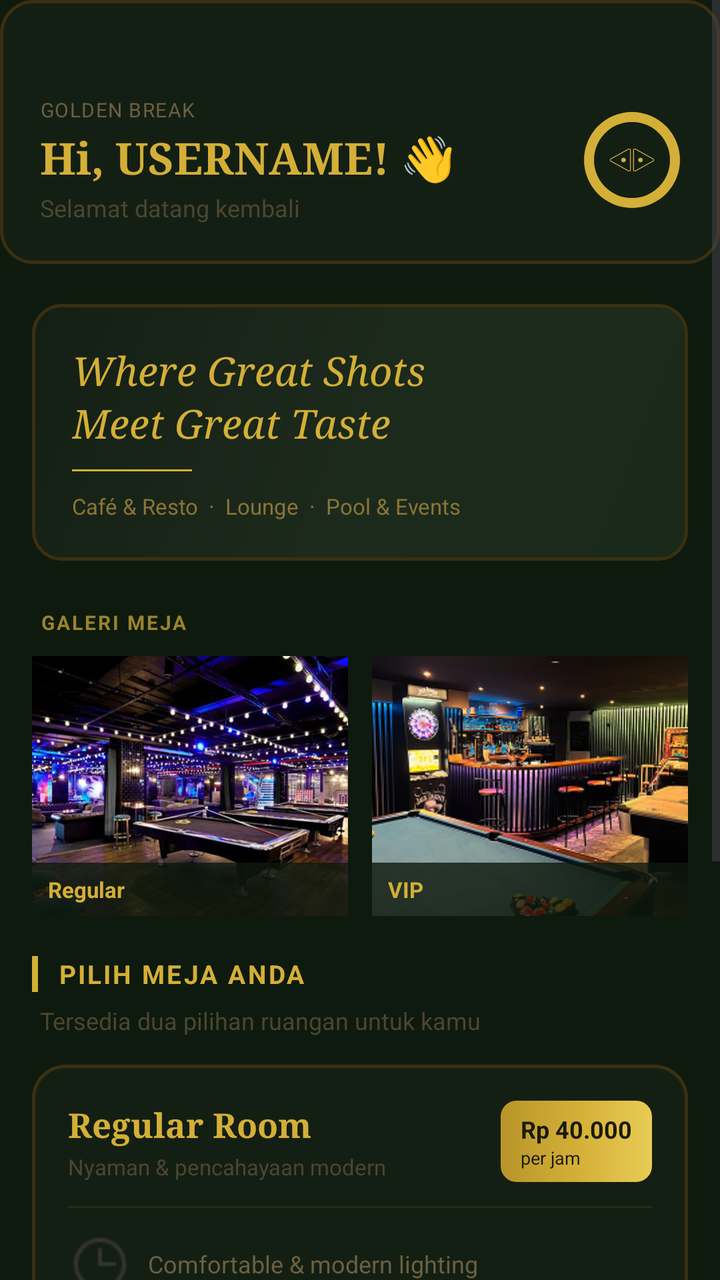
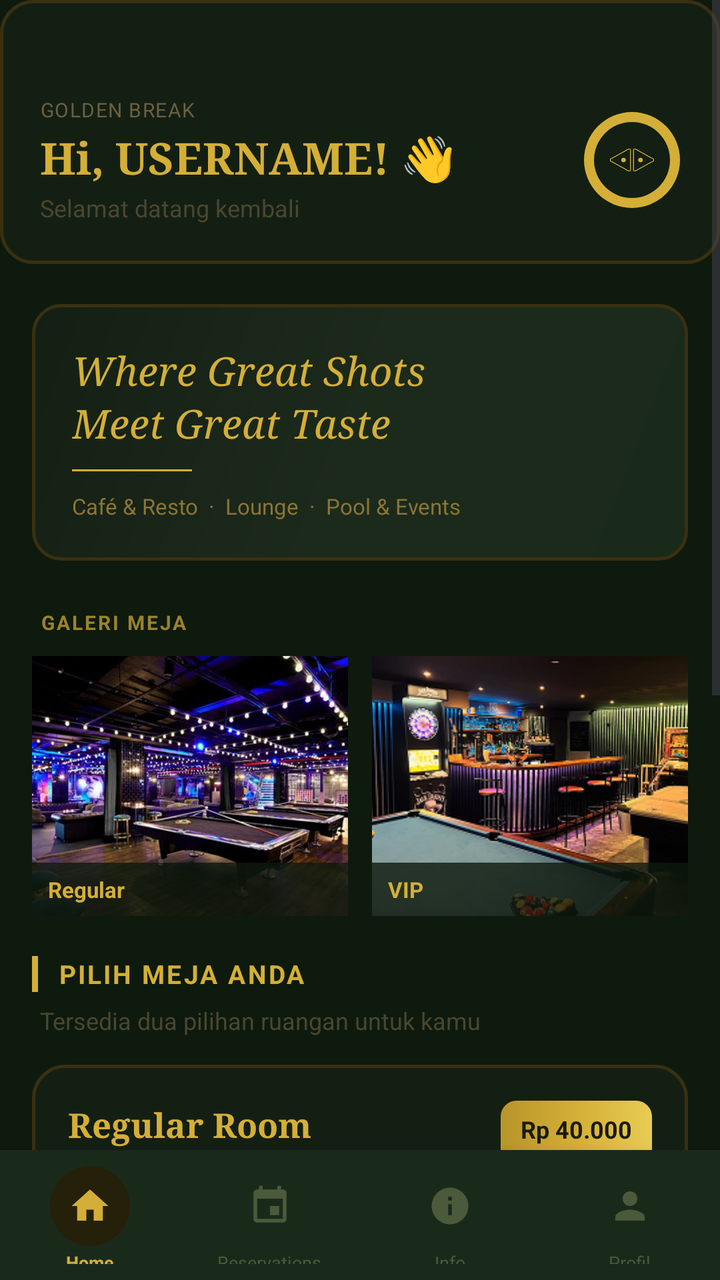

An Android layout rendered at two revisions. The XML below is the earlier revision; the diff shows what the commit changed to produce the second picture.
<!-- AndroidManifest.xml: application theme Theme.GoldenBreak -->
<!-- res/layout/activity_home.xml -->
<?xml version="1.0" encoding="utf-8"?>
<ScrollView xmlns:android="http://schemas.android.com/apk/res/android"
    xmlns:app="http://schemas.android.com/apk/res-auto"
    xmlns:tools="http://schemas.android.com/tools"
    android:layout_width="match_parent"
    android:layout_height="match_parent"
    android:background="#0E1A0E"
    android:fillViewport="true">

    <LinearLayout
        android:layout_width="match_parent"
        android:layout_height="wrap_content"
        android:orientation="vertical"
        android:paddingBottom="40dp">

        
        <LinearLayout
            android:layout_width="match_parent"
            android:layout_height="wrap_content"
            android:background="@drawable/bg_form_card"
            android:gravity="center_vertical"
            android:orientation="horizontal"
            android:paddingStart="20dp"
            android:paddingTop="48dp"
            android:paddingEnd="20dp"
            android:paddingBottom="20dp">

            
            <LinearLayout
                android:layout_width="0dp"
                android:layout_height="wrap_content"
                android:layout_weight="1"
                android:orientation="vertical">

                <TextView
                    android:layout_width="wrap_content"
                    android:layout_height="wrap_content"
                    android:letterSpacing="0.05"
                    android:text="GOLDEN BREAK"
                    android:textColor="#6B6040"
                    android:textSize="10sp" />

                <TextView
                    android:id="@+id/textView4"
                    android:layout_width="wrap_content"
                    android:layout_height="wrap_content"
                    android:layout_marginTop="2dp"
                    android:fontFamily="serif"
                    android:text="Hi, USERNAME! 👋"
                    android:textColor="#D4AF37"
                    android:textSize="22sp"
                    android:textStyle="bold" />

                <TextView
                    android:layout_width="wrap_content"
                    android:layout_height="wrap_content"
                    android:layout_marginTop="2dp"
                    android:text="Selamat datang kembali"
                    android:textColor="#4A4730"
                    android:textSize="12sp" />
            </LinearLayout>

            
            <FrameLayout
                android:layout_width="48dp"
                android:layout_height="48dp">

                <View
                    android:layout_width="48dp"
                    android:layout_height="48dp"
                    android:background="@drawable/bg_ball_gold_ring" />

                <View
                    android:layout_width="38dp"
                    android:layout_height="38dp"
                    android:layout_gravity="center"
                    android:background="@drawable/bg_ball_inner" />

                <ImageView
                    android:layout_width="24dp"
                    android:layout_height="24dp"
                    android:layout_gravity="center"
                    android:src="@drawable/rack"
                    app:tint="#D4AF37" />
            </FrameLayout>
        </LinearLayout>

        
        <LinearLayout
            android:layout_width="match_parent"
            android:layout_height="wrap_content"
            android:layout_marginStart="16dp"
            android:layout_marginTop="20dp"
            android:layout_marginEnd="16dp"
            android:background="@drawable/bg_banner_gold"
            android:orientation="vertical"
            android:padding="20dp">

            <TextView
                android:layout_width="wrap_content"
                android:layout_height="wrap_content"
                android:fontFamily="serif"
                android:text="Where Great Shots"
                android:textColor="#D4AF37"
                android:textSize="20sp"
                android:textStyle="italic" />

            <TextView
                android:layout_width="wrap_content"
                android:layout_height="wrap_content"
                android:fontFamily="serif"
                android:text="Meet Great Taste"
                android:textColor="#D4AF37"
                android:textSize="20sp"
                android:textStyle="italic" />

            <View
                android:layout_width="60dp"
                android:layout_height="1dp"
                android:layout_marginTop="10dp"
                android:layout_marginBottom="10dp"
                android:background="#D4AF37" />

            <TextView
                android:id="@+id/textView5"
                android:layout_width="wrap_content"
                android:layout_height="wrap_content"
                android:text="Café &amp; Resto  ·  Lounge  ·  Pool &amp; Events"
                android:textColor="#8B7536"
                android:textSize="11sp" />
        </LinearLayout>

        
        <TextView
            android:layout_width="wrap_content"
            android:layout_height="wrap_content"
            android:layout_marginStart="20dp"
            android:layout_marginTop="24dp"
            android:layout_marginBottom="10dp"
            android:letterSpacing="0.10"
            android:text="GALERI MEJA"
            android:textColor="#9A832A"
            android:textSize="10sp"
            android:textStyle="bold" />

        <LinearLayout
            android:layout_width="match_parent"
            android:layout_height="wrap_content"
            android:orientation="horizontal"
            android:paddingStart="16dp"
            android:paddingEnd="16dp">

            
            <FrameLayout
                android:layout_width="0dp"
                android:layout_height="130dp"
                android:layout_marginEnd="6dp"
                android:layout_weight="1"
                android:background="@drawable/bg_image_frame">

                <ImageView
                    android:id="@+id/imageView"
                    android:layout_width="match_parent"
                    android:layout_height="match_parent"
                    android:scaleType="centerCrop"
                    android:src="@drawable/reguler" />

                <LinearLayout
                    android:layout_width="match_parent"
                    android:layout_height="wrap_content"
                    android:layout_gravity="bottom"
                    android:background="#CC0E1A0E"
                    android:orientation="vertical"
                    android:paddingStart="8dp"
                    android:paddingTop="6dp"
                    android:paddingEnd="8dp"
                    android:paddingBottom="6dp">

                    <TextView
                        android:layout_width="wrap_content"
                        android:layout_height="wrap_content"
                        android:text="Regular"
                        android:textColor="#D4AF37"
                        android:textSize="11sp"
                        android:textStyle="bold" />
                </LinearLayout>
            </FrameLayout>

            
            <FrameLayout
                android:layout_width="0dp"
                android:layout_height="130dp"
                android:layout_marginStart="6dp"
                android:layout_weight="1"
                android:background="@drawable/bg_image_frame">

                <ImageView
                    android:id="@+id/imageView2"
                    android:layout_width="match_parent"
                    android:layout_height="match_parent"
                    android:scaleType="centerCrop"
                    android:src="@drawable/reguler2" />

                <LinearLayout
                    android:layout_width="match_parent"
                    android:layout_height="wrap_content"
                    android:layout_gravity="bottom"
                    android:background="#CC0E1A0E"
                    android:orientation="vertical"
                    android:paddingStart="8dp"
                    android:paddingTop="6dp"
                    android:paddingEnd="8dp"
                    android:paddingBottom="6dp">

                    <TextView
                        android:layout_width="wrap_content"
                        android:layout_height="wrap_content"
                        android:text="VIP"
                        android:textColor="#D4AF37"
                        android:textSize="11sp"
                        android:textStyle="bold" />
                </LinearLayout>
            </FrameLayout>
        </LinearLayout>

        
        <LinearLayout
            android:layout_width="match_parent"
            android:layout_height="wrap_content"
            android:layout_marginStart="16dp"
            android:layout_marginTop="20dp"
            android:layout_marginEnd="16dp"
            android:gravity="center_vertical"
            android:orientation="horizontal">

            <View
                android:layout_width="3dp"
                android:layout_height="18dp"
                android:background="#D4AF37" />

            <TextView
                android:layout_width="wrap_content"
                android:layout_height="wrap_content"
                android:layout_marginStart="10dp"
                android:letterSpacing="0.08"
                android:text="PILIH MEJA ANDA"
                android:textColor="#D4AF37"
                android:textSize="13sp"
                android:textStyle="bold" />
        </LinearLayout>

        <TextView
            android:id="@+id/tvRoomOptions"
            android:layout_width="wrap_content"
            android:layout_height="wrap_content"
            android:layout_marginStart="20dp"
            android:layout_marginTop="6dp"
            android:layout_marginBottom="14dp"
            android:text="Tersedia dua pilihan ruangan untuk kamu"
            android:textColor="#4A4730"
            android:textSize="12sp" />

        
        <LinearLayout
            android:layout_width="match_parent"
            android:layout_height="wrap_content"
            android:layout_marginStart="16dp"
            android:layout_marginEnd="16dp"
            android:layout_marginBottom="12dp"
            android:background="@drawable/bg_form_card"
            android:orientation="vertical"
            android:padding="18dp">

            
            <LinearLayout
                android:layout_width="match_parent"
                android:layout_height="wrap_content"
                android:gravity="center_vertical"
                android:orientation="horizontal">

                <LinearLayout
                    android:layout_width="0dp"
                    android:layout_height="wrap_content"
                    android:layout_weight="1"
                    android:orientation="vertical">

                    <TextView
                        android:id="@+id/tvRegularTitle"
                        android:layout_width="wrap_content"
                        android:layout_height="wrap_content"
                        android:fontFamily="serif"
                        android:text="Regular Room"
                        android:textColor="#D4AF37"
                        android:textSize="17sp"
                        android:textStyle="bold" />

                    <TextView
                        android:layout_width="wrap_content"
                        android:layout_height="wrap_content"
                        android:layout_marginTop="2dp"
                        android:text="Nyaman &amp; pencahayaan modern"
                        android:textColor="#4A4730"
                        android:textSize="11sp" />
                </LinearLayout>

                
                <LinearLayout
                    android:layout_width="wrap_content"
                    android:layout_height="wrap_content"
                    android:background="@drawable/bg_badge_gold"
                    android:orientation="vertical"
                    android:paddingStart="10dp"
                    android:paddingTop="6dp"
                    android:paddingEnd="10dp"
                    android:paddingBottom="6dp">

                    <TextView
                        android:layout_width="wrap_content"
                        android:layout_height="wrap_content"
                        android:text="Rp 40.000"
                        android:textColor="#1A1A0A"
                        android:textSize="12sp"
                        android:textStyle="bold" />

                    <TextView
                        android:layout_width="wrap_content"
                        android:layout_height="wrap_content"
                        android:text="per jam"
                        android:textColor="#1A1A0A"
                        android:textSize="9sp" />
                </LinearLayout>
            </LinearLayout>

            
            <View
                android:layout_width="match_parent"
                android:layout_height="1dp"
                android:layout_marginTop="12dp"
                android:layout_marginBottom="12dp"
                android:background="#2A2A18" />

            <TextView
                android:id="@+id/tvRegularDetail"
                android:layout_width="match_parent"
                android:layout_height="wrap_content"
                android:drawableStart="@drawable/clock"
                android:drawablePadding="8dp"
                android:gravity="center_vertical"
                android:text="Comfortable &amp; modern lighting"
                android:textColor="#6B6040"
                android:textSize="12sp" />

            
            <TextView
                android:id="@+id/txtReserveRegular"
                android:layout_width="wrap_content"
                android:layout_height="wrap_content"
                android:layout_marginTop="14dp"
                android:background="@drawable/bg_chip_gold"
                android:paddingStart="14dp"
                android:paddingTop="8dp"
                android:paddingEnd="14dp"
                android:paddingBottom="8dp"
                android:text="→  Reservasi Sekarang"
                android:textColor="#D4AF37"
                android:textSize="12sp"
                android:textStyle="bold" />
        </LinearLayout>

        
        <LinearLayout
            android:layout_width="match_parent"
            android:layout_height="wrap_content"
            android:layout_marginStart="16dp"
            android:layout_marginEnd="16dp"
            android:layout_marginBottom="12dp"
            android:background="@drawable/bg_vip_card"
            android:orientation="vertical"
            android:padding="18dp">

            
            <LinearLayout
                android:layout_width="match_parent"
                android:layout_height="wrap_content"
                android:gravity="center_vertical"
                android:orientation="horizontal">

                <LinearLayout
                    android:layout_width="0dp"
                    android:layout_height="wrap_content"
                    android:layout_weight="1"
                    android:orientation="vertical">

                    <LinearLayout
                        android:layout_width="wrap_content"
                        android:layout_height="wrap_content"
                        android:gravity="center_vertical"
                        android:orientation="horizontal">

                        <TextView
                            android:id="@+id/tvVipTitle"
                            android:layout_width="wrap_content"
                            android:layout_height="wrap_content"
                            android:fontFamily="serif"
                            android:text="VIP Room"
                            android:textColor="#D4AF37"
                            android:textSize="17sp"
                            android:textStyle="bold" />

                        <TextView
                            android:layout_width="wrap_content"
                            android:layout_height="wrap_content"
                            android:layout_marginStart="8dp"
                            android:background="@drawable/bg_badge_vip"
                            android:paddingStart="6dp"
                            android:paddingTop="2dp"
                            android:paddingEnd="6dp"
                            android:paddingBottom="2dp"
                            android:text="PREMIUM"
                            android:textColor="#D4AF37"
                            android:textSize="8sp"
                            android:textStyle="bold" />
                    </LinearLayout>

                    <TextView
                        android:layout_width="wrap_content"
                        android:layout_height="wrap_content"
                        android:layout_marginTop="2dp"
                        android:text="Privat &amp; suasana premium"
                        android:textColor="#4A4730"
                        android:textSize="11sp" />
                </LinearLayout>

                
                <LinearLayout
                    android:layout_width="wrap_content"
                    android:layout_height="wrap_content"
                    android:background="@drawable/bg_badge_gold"
                    android:orientation="vertical"
                    android:paddingStart="10dp"
                    android:paddingTop="6dp"
                    android:paddingEnd="10dp"
                    android:paddingBottom="6dp">

                    <TextView
                        android:layout_width="wrap_content"
                        android:layout_height="wrap_content"
                        android:text="Rp 90.000"
                        android:textColor="#1A1A0A"
                        android:textSize="12sp"
                        android:textStyle="bold" />

                    <TextView
                        android:layout_width="wrap_content"
                        android:layout_height="wrap_content"
                        android:text="per jam"
                        android:textColor="#1A1A0A"
                        android:textSize="9sp" />
                </LinearLayout>
            </LinearLayout>

            
            <View
                android:layout_width="match_parent"
                android:layout_height="1dp"
                android:layout_marginTop="12dp"
                android:layout_marginBottom="12dp"
                android:background="#3A3010" />

            
            <TextView
                android:id="@+id/txtReserveVip"
                android:layout_width="wrap_content"
                android:layout_height="wrap_content"
                android:layout_marginTop="14dp"
                android:background="@drawable/bg_chip_gold"
                android:paddingStart="14dp"
                android:paddingTop="8dp"
                android:paddingEnd="14dp"
                android:paddingBottom="8dp"
                android:text="→  Reservasi Sekarang"
                android:textColor="#D4AF37"
                android:textSize="12sp"
                android:textStyle="bold" />
        </LinearLayout>

        
        <LinearLayout
            android:layout_width="wrap_content"
            android:layout_height="wrap_content"
            android:layout_gravity="center"
            android:layout_marginTop="16dp"
            android:gravity="center_vertical"
            android:orientation="horizontal">

            <View android:layout_width="10dp" android:layout_height="10dp"
                android:layout_marginEnd="8dp" android:background="@drawable/ball_red" />
            <View android:layout_width="10dp" android:layout_height="10dp"
                android:layout_marginEnd="8dp" android:background="@drawable/ball_yellow" />
            <View android:layout_width="10dp" android:layout_height="10dp"
                android:layout_marginEnd="8dp" android:background="@drawable/ball_black" />
            <View android:layout_width="10dp" android:layout_height="10dp"
                android:layout_marginEnd="8dp" android:background="@drawable/ball_yellow" />
            <View android:layout_width="10dp" android:layout_height="10dp"
                android:background="@drawable/ball_red" />
        </LinearLayout>

    </LinearLayout>
</ScrollView>
<!-- resources referenced by this layout -->
<resources>
  <!-- drawable ball_black (drawable) -->
  <?xml version="1.0" encoding="utf-8"?>
  <shape xmlns:android="http://schemas.android.com/apk/res/android"
      android:shape="oval">
      <solid android:color="#1A1A1A" />
      <stroke
          android:width="1dp"
          android:color="#3A3A3A" />
  </shape>
  <!-- drawable ball_red (drawable) -->
  <?xml version="1.0" encoding="utf-8"?>
  <shape xmlns:android="http://schemas.android.com/apk/res/android"
      android:shape="oval">
      <solid android:color="#8B1A1A" />
      <stroke
          android:width="1dp"
          android:color="#C42B2B" />
  </shape>
  <!-- drawable ball_yellow (drawable) -->
  <?xml version="1.0" encoding="utf-8"?>
  <shape xmlns:android="http://schemas.android.com/apk/res/android"
      android:shape="oval">
      <solid android:color="#D4AF37" />
      <stroke
          android:width="1dp"
          android:color="#F0DA6A" />
  </shape>
  <!-- drawable bg_ball_gold_ring (drawable) -->
  <?xml version="1.0" encoding="utf-8"?>
  <shape xmlns:android="http://schemas.android.com/apk/res/android"
      android:shape="oval">
      <solid android:color="#D4AF37" />
  </shape>
  <!-- drawable bg_ball_inner (drawable) -->
  <?xml version="1.0" encoding="utf-8"?>
  <shape xmlns:android="http://schemas.android.com/apk/res/android"
      android:shape="oval">
      <solid android:color="#141F14" />
  </shape>
  <!-- drawable bg_chip_gold (drawable) -->
  <?xml version="1.0" encoding="utf-8"?>
  <shape xmlns:android="http://schemas.android.com/apk/res/android" android:shape="rectangle">
      <solid android:color="#1A2A1A"/>
      <stroke android:width="1dp" android:color="#D4AF37"/>
      <corners android:radius="8dp"/>
  </shape>
  <style name="Theme.GoldenBreak" parent="Base.Theme.GoldenBreak" />
  <style name="Base.Theme.GoldenBreak" parent="Theme.Material3.DayNight.NoActionBar">
          
          
      </style>
  <!-- unchanged entries left out for length: 10 -->
</resources>

<!-- the commit's change to res/layout/activity_home.xml (unified diff, before → after) -->
@@ -1,9 +1,17 @@
 <?xml version="1.0" encoding="utf-8"?>
-<ScrollView xmlns:android="http://schemas.android.com/apk/res/android"
-    xmlns:app="http://schemas.android.com/apk/res-auto"
-    xmlns:tools="http://schemas.android.com/tools"
+<RelativeLayout xmlns:android="http://schemas.android.com/apk/res/android"
+xmlns:app="http://schemas.android.com/apk/res-auto"
+android:layout_width="match_parent"
+android:layout_height="match_parent"
+android:background="#0E1A0E">
+
+
+
+
+<ScrollView
     android:layout_width="match_parent"
     android:layout_height="match_parent"
+    android:layout_above="@+id/bottomNavBar"
     android:background="#0E1A0E"
     android:fillViewport="true">
 
@@ -271,7 +279,6 @@
             android:orientation="vertical"
             android:padding="18dp">
 
-            
             <LinearLayout
                 android:layout_width="match_parent"
                 android:layout_height="wrap_content"
@@ -331,7 +338,6 @@
                 </LinearLayout>
             </LinearLayout>
 
-            
             <View
                 android:layout_width="match_parent"
                 android:layout_height="1dp"
@@ -350,7 +356,6 @@
                 android:textColor="#6B6040"
                 android:textSize="12sp" />
 
-            
             <TextView
                 android:id="@+id/txtReserveRegular"
                 android:layout_width="wrap_content"
@@ -378,7 +383,6 @@
             android:orientation="vertical"
             android:padding="18dp">
 
-            
             <LinearLayout
                 android:layout_width="match_parent"
                 android:layout_height="wrap_content"
@@ -459,7 +463,6 @@
                 </LinearLayout>
             </LinearLayout>
 
-            
             <View
                 android:layout_width="match_parent"
                 android:layout_height="1dp"
@@ -467,7 +470,6 @@
                 android:layout_marginBottom="12dp"
                 android:background="#3A3010" />
 
-            
             <TextView
                 android:id="@+id/txtReserveVip"
                 android:layout_width="wrap_content"
@@ -507,3 +509,159 @@
 
     </LinearLayout>
 </ScrollView>
+
+
+
+
+<LinearLayout
+    android:id="@+id/bottomNavBar"
+    android:layout_width="match_parent"
+    android:layout_height="65dp"
+    android:layout_alignParentBottom="true"
+    android:background="#1A2A1A"
+    android:elevation="12dp"
+    android:orientation="horizontal">
+
+    
+    <LinearLayout
+        android:id="@+id/navHome"
+        android:layout_width="0dp"
+        android:layout_height="match_parent"
+        android:layout_weight="1"
+        android:gravity="center"
+        android:orientation="vertical"
+        android:paddingTop="8dp"
+        android:paddingBottom="8dp">
+
+        
+        <FrameLayout
+            android:layout_width="40dp"
+            android:layout_height="40dp">
+
+            
+            <View
+                android:layout_width="40dp"
+                android:layout_height="40dp"
+                android:background="@drawable/bg_nav_active" />
+
+            <ImageView
+                android:id="@+id/iconHome"
+                android:layout_width="22dp"
+                android:layout_height="22dp"
+                android:layout_gravity="center"
+                android:src="@drawable/ic_home"
+                app:tint="#D4AF37" />
+        </FrameLayout>
+
+        <TextView
+            android:layout_width="wrap_content"
+            android:layout_height="wrap_content"
+            android:layout_marginTop="2dp"
+            android:text="Home"
+            android:textColor="#D4AF37"
+            android:textSize="9sp"
+            android:textStyle="bold" />
+    </LinearLayout>
+
+    
+    <LinearLayout
+        android:id="@+id/navReservations"
+        android:layout_width="0dp"
+        android:layout_height="match_parent"
+        android:layout_weight="1"
+        android:gravity="center"
+        android:orientation="vertical"
+        android:paddingTop="8dp"
+        android:paddingBottom="8dp">
+
+        <FrameLayout
+            android:layout_width="40dp"
+            android:layout_height="40dp">
+
+            <ImageView
+                android:id="@+id/iconReservations"
+                android:layout_width="22dp"
+                android:layout_height="22dp"
+                android:layout_gravity="center"
+                android:src="@drawable/ic_reservation"
+                app:tint="#4A5A3A" />
+        </FrameLayout>
+
+        <TextView
+            android:layout_width="wrap_content"
+            android:layout_height="wrap_content"
+            android:layout_marginTop="2dp"
+            android:text="Reservations"
+            android:textColor="#4A5A3A"
+            android:textSize="9sp" />
+    </LinearLayout>
+
+    
+    <LinearLayout
+        android:id="@+id/navInfo"
+        android:layout_width="0dp"
+        android:layout_height="match_parent"
+        android:layout_weight="1"
+        android:gravity="center"
+        android:orientation="vertical"
+        android:paddingTop="8dp"
+        android:paddingBottom="8dp">
+
+        <FrameLayout
+            android:layout_width="40dp"
+            android:layout_height="40dp">
+
+            <ImageView
+                android:id="@+id/iconInfo"
+                android:layout_width="22dp"
+                android:layout_height="22dp"
+                android:layout_gravity="center"
+                android:src="@drawable/ic_info"
+                app:tint="#4A5A3A" />
+        </FrameLayout>
+
+        <TextView
+            android:layout_width="wrap_content"
+            android:layout_height="wrap_content"
+            android:layout_marginTop="2dp"
+            android:text="Info"
+            android:textColor="#4A5A3A"
+            android:textSize="9sp" />
+    </LinearLayout>
+
+    
+    <LinearLayout
+        android:id="@+id/navProfil"
+        android:layout_width="0dp"
+        android:layout_height="match_parent"
+        android:layout_weight="1"
+        android:gravity="center"
+        android:orientation="vertical"
+        android:paddingTop="8dp"
+        android:paddingBottom="8dp">
+
+        <FrameLayout
+            android:layout_width="40dp"
+            android:layout_height="40dp">
+
+            <ImageView
+                android:id="@+id/iconProfil"
+                android:layout_width="22dp"
+                android:layout_height="22dp"
+                android:layout_gravity="center"
+                android:src="@drawable/ic_profile"
+                app:tint="#4A5A3A" />
+        </FrameLayout>
+
+        <TextView
+            android:layout_width="wrap_content"
+            android:layout_height="wrap_content"
+            android:layout_marginTop="2dp"
+            android:text="Profil"
+            android:textColor="#4A5A3A"
+            android:textSize="9sp" />
+    </LinearLayout>
+
+</LinearLayout>
+
+</RelativeLayout>
<!-- resource entries referenced after the edit -->
@@ -46,6 +46,52 @@
       <stroke android:width="1dp" android:color="#D4AF37"/>
       <corners android:radius="8dp"/>
   </shape>
+  <!-- drawable bg_nav_active (drawable) -->
+  <?xml version="1.0" encoding="utf-8"?>
+  <shape xmlns:android="http://schemas.android.com/apk/res/android"
+      android:shape="oval">
+      <solid android:color="#25200A" />
+  </shape>
+  <!-- drawable ic_home (drawable) -->
+  <vector xmlns:android="http://schemas.android.com/apk/res/android"
+      android:width="24dp"
+      android:height="24dp"
+      android:viewportWidth="24"
+      android:viewportHeight="24">
+      <path
+          android:fillColor="@android:color/white"
+          android:pathData="M10,20v-6h4v6h5v-8h3L12,3 2,12h3v8z" />
+  </vector>
+  <!-- drawable ic_info (drawable) -->
+  <vector xmlns:android="http://schemas.android.com/apk/res/android"
+      android:width="24dp"
+      android:height="24dp"
+      android:viewportWidth="24"
+      android:viewportHeight="24">
+      <path
+          android:fillColor="@android:color/white"
+          android:pathData="M12,2C6.48,2 2,6.48 2,12s4.48,10 10,10 10,-4.48 10,-10S17.52,2 12,2zM13,17h-2v-6h2v6zM13,9h-2V7h2v2z" />
+  </vector>
+  <!-- drawable ic_profile (drawable) -->
+  <vector xmlns:android="http://schemas.android.com/apk/res/android"
+      android:width="24dp"
+      android:height="24dp"
+      android:viewportWidth="24"
+      android:viewportHeight="24">
+      <path
+          android:fillColor="@android:color/white"
+          android:pathData="M12,12c2.21,0 4,-1.79 4,-4s-1.79,-4 -4,-4 -4,1.79 -4,4 1.79,4 4,4zM12,14c-2.67,0 -8,1.34 -8,4v2h16v-2c0,-2.66 -5.33,-4 -8,-4z" />
+  </vector>
+  <!-- drawable ic_reservation (drawable) -->
+  <vector xmlns:android="http://schemas.android.com/apk/res/android"
+      android:width="24dp"
+      android:height="24dp"
+      android:viewportWidth="24"
+      android:viewportHeight="24">
+      <path
+          android:fillColor="@android:color/white"
+          android:pathData="M17,12h-5v5h5v-5zM16,1v2L8,3V1H6v2H5C3.89,3 3.01,3.9 3.01,5L3,19c0,1.1 0.89,2 2,2h14c1.1,0 2,-0.9 2,-2V5c0,-1.1 -0.9,-2 -2,-2h-1V1h-2zM19,19H5V8h14v11z" />
+  </vector>
   <style name="Theme.GoldenBreak" parent="Base.Theme.GoldenBreak" />
   <style name="Base.Theme.GoldenBreak" parent="Theme.Material3.DayNight.NoActionBar">
           
